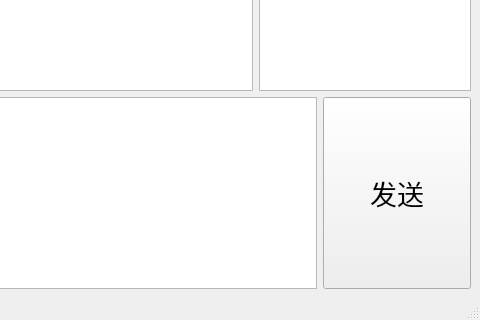
Qt form src/user/ui/ChatWindow.ui (StarsetNight/Lhat) before a commit; both pictures show x 286 to 766 and y 336 to 656 of the 766 by 656 pixel window.
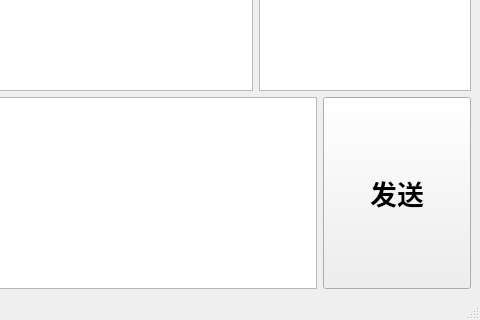
The same form after that commit.

```diff
--- a/src/user/ui/ChatWindow.ui
+++ b/src/user/ui/ChatWindow.ui
@@ -67,6 +67,7 @@
         <property name="font">
          <font>
           <pointsize>20</pointsize>
+          <bold>true</bold>
          </font>
         </property>
         <property name="text">
```
